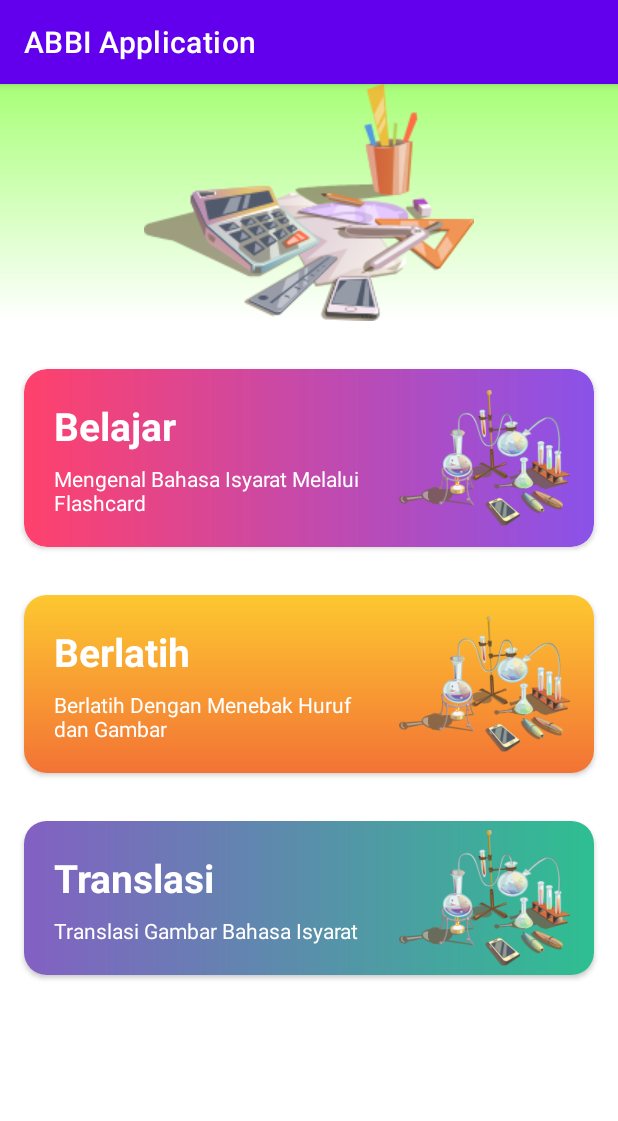
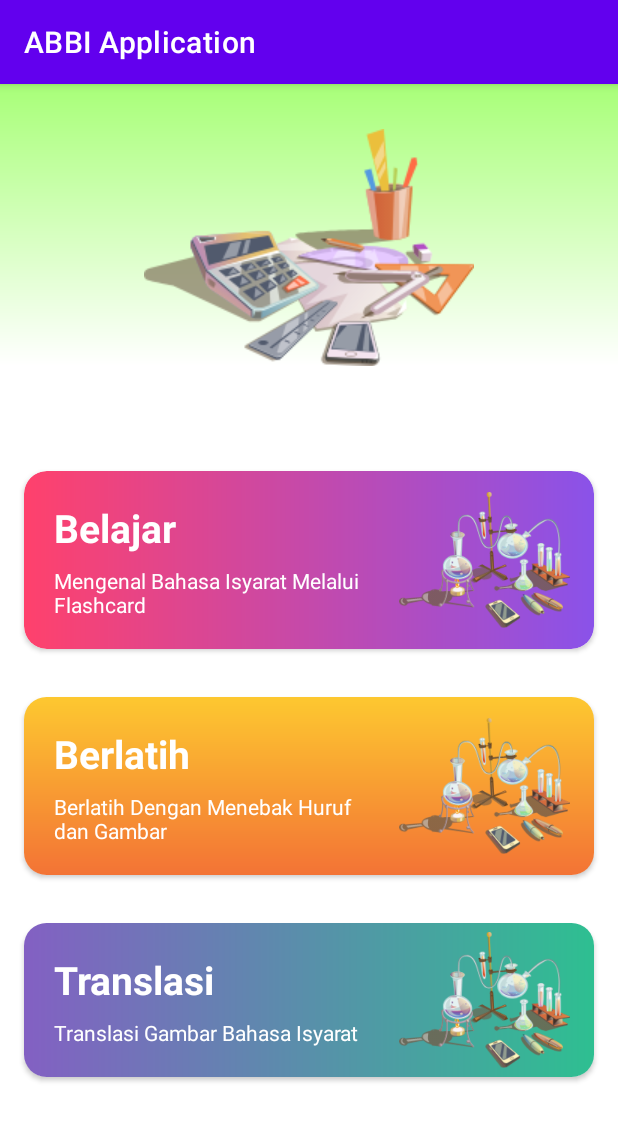
Before and after one commit to srpradana/abbi, an Android app: the screen it shows after launch (MainActivity), on a phone screen of 412 x 824 dp. Shown: the top 1121 px of the screen. Run offline under Robolectric (Android 15) with nearby library versions, the phone set to English and light mode, and no system bars.

Commit message:
nested scroll view added

```diff
--- a/app/src/main/res/layout/activity_main.xml
+++ b/app/src/main/res/layout/activity_main.xml
@@ -10,21 +10,35 @@
     <LinearLayout
         android:layout_width="match_parent"
         android:layout_height="wrap_content"
-        android:layout_marginBottom="16dp"
+        android:layout_marginBottom="40dp"
         android:background="@drawable/gradient_menu"
         android:orientation="vertical">
 
         <androidx.appcompat.widget.AppCompatImageView
             android:layout_width="match_parent"
             android:layout_height="wrap_content"
+            android:layout_marginTop="30dp"
             android:src="@drawable/home_ic_maths"/>
 
     </LinearLayout>
 
+    <androidx.core.widget.NestedScrollView
+        android:layout_width="match_parent"
+        android:layout_height="wrap_content">
+
+        <LinearLayout
+            android:layout_width="match_parent"
+            android:layout_height="match_parent"
+            android:orientation="vertical">
+
             <androidx.cardview.widget.CardView
+                android:id="@+id/cv_belajar"
                 android:layout_width="match_parent"
                 android:layout_height="wrap_content"
-        android:layout_margin="16dp"
+                android:layout_marginStart="16dp"
+                android:layout_marginEnd="16dp"
+                android:layout_marginBottom="16dp"
+                android:layout_marginTop="30dp"
                 app:cardCornerRadius="15dp">
 
                 <androidx.constraintlayout.widget.ConstraintLayout
@@ -76,6 +90,7 @@
             </androidx.cardview.widget.CardView>
 
             <androidx.cardview.widget.CardView
+                android:id="@+id/cv_berlatih"
                 android:layout_width="match_parent"
                 android:layout_height="wrap_content"
                 android:layout_margin="16dp"
@@ -132,6 +147,7 @@
             <androidx.cardview.widget.CardView
                 android:layout_width="match_parent"
                 android:layout_height="wrap_content"
+                android:id="@+id/cv_translasi"
                 android:layout_margin="16dp"
                 app:cardCornerRadius="15dp">
 
@@ -186,3 +202,11 @@
 
 
         </LinearLayout>
+
+
+    </androidx.core.widget.NestedScrollView>
+
+
+
+
+</LinearLayout>
```
Lines whose indentation alone changed are shown as unchanged.
